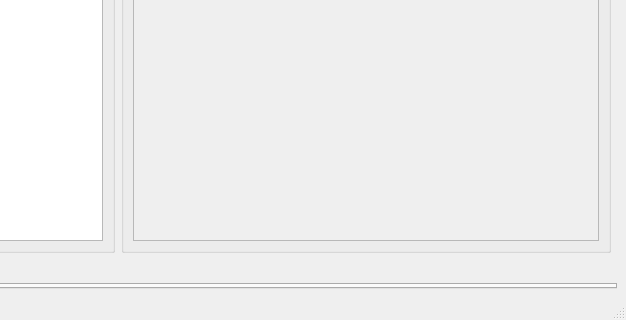
HsOjo/AutomatorMaker, file app/res/ui/main.ui: the form before one commit; both pictures show x 174 to 800 and y 280 to 600 of the 800 by 600 pixel window.
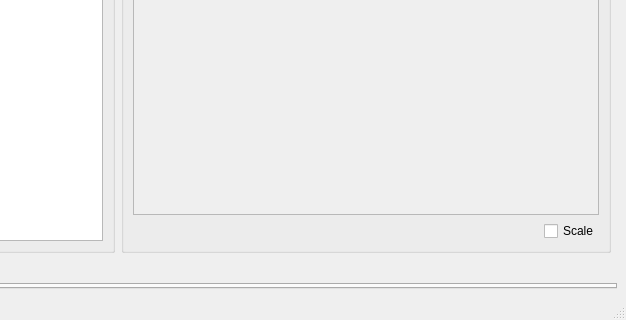
The form after the commit.

```diff
--- a/app/res/ui/main.ui
+++ b/app/res/ui/main.ui
@@ -54,7 +54,7 @@
             <x>0</x>
             <y>0</y>
             <width>426</width>
-            <height>432</height>
+            <height>395</height>
            </rect>
           </property>
           <layout class="QGridLayout" name="gridLayout_Preview">
@@ -74,6 +74,30 @@
          </widget>
         </widget>
        </item>
+       <item row="1" column="0">
+        <layout class="QHBoxLayout" name="horizontalLayout">
+         <item>
+          <spacer name="horizontalSpacer">
+           <property name="orientation">
+            <enum>Qt::Horizontal</enum>
+           </property>
+           <property name="sizeHint" stdset="0">
+            <size>
+             <width>40</width>
+             <height>20</height>
+            </size>
+           </property>
+          </spacer>
+         </item>
+         <item>
+          <widget class="QCheckBox" name="checkBoxScale">
+           <property name="text">
+            <string>Scale</string>
+           </property>
+          </widget>
+         </item>
+        </layout>
+       </item>
       </layout>
      </widget>
     </item>
```
